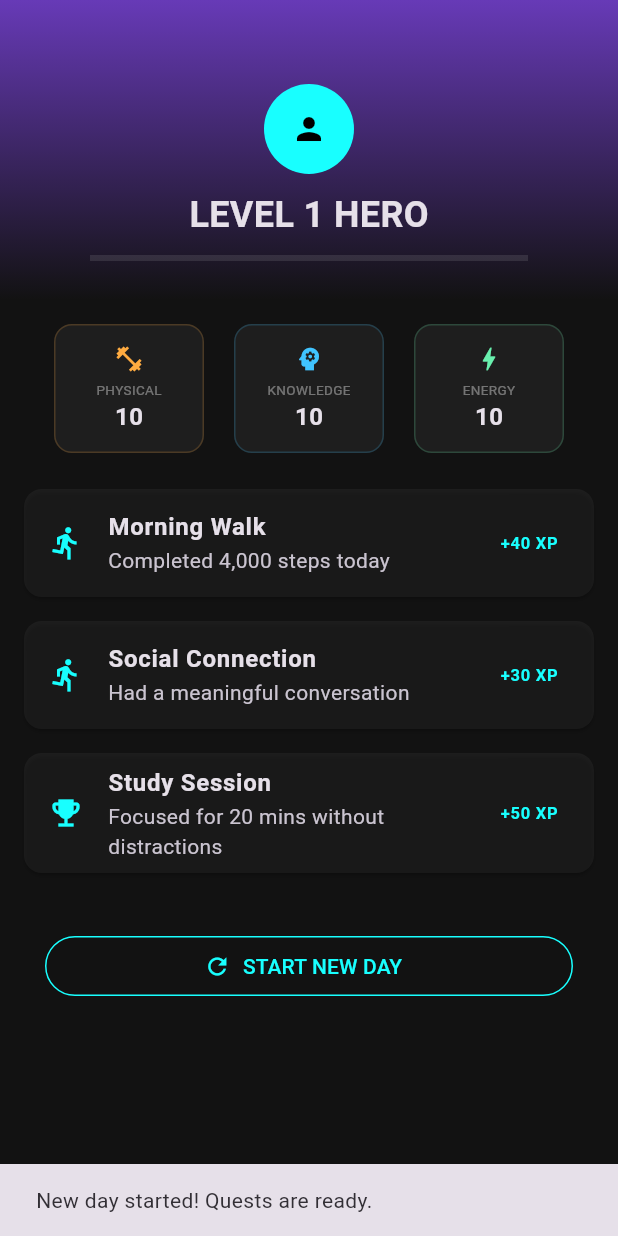
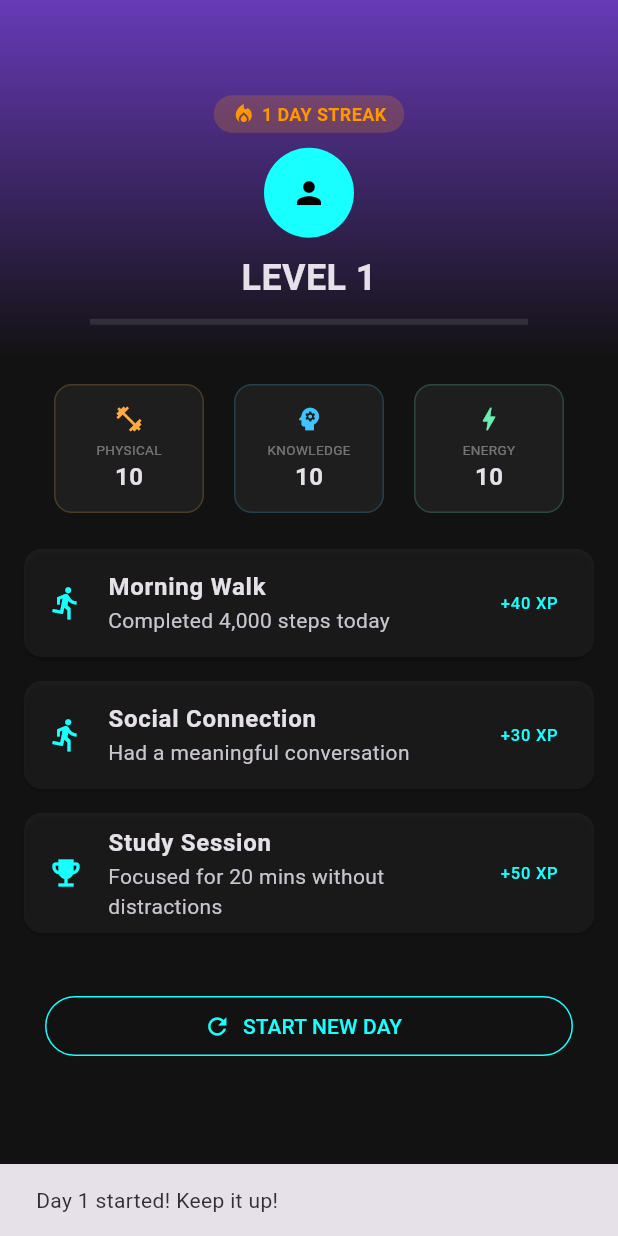
Before and after one commit to Naomi002/life_quest, a Flutter app: the screen it shows after launch, after a tap on "START NEW DAY", on a phone screen of 412 x 824 dp. Run offline on Flutter 3.47's test engine with Material 3 defaults, Android fonts, the phone set to English and light mode, and no system bars; our stand-ins replace shared_preferences.

Commit message:
feat: added persistent daily streak counter

```diff
--- a/lib/main.dart
+++ b/lib/main.dart
@@ -31,6 +31,7 @@ class _GameDashboardState extends State<GameDashboard> {
   int _xp = 0;
   int _level = 1;
   int _focusProgress = 0;
+  int _streak = 0; // New Streak Variable
   final int _xpPerLevel = 100;
 
   // Real-Life Attribute Labels
@@ -59,6 +60,7 @@ class _GameDashboardState extends State<GameDashboard> {
       _physical = prefs.getInt('physical') ?? 10;
       _knowledge = prefs.getInt('knowledge') ?? 10;
       _energy = prefs.getInt('energy') ?? 10;
+      _streak = prefs.getInt('streak') ?? 0; // Load Streak
     });
   }
 
@@ -69,6 +71,7 @@ class _GameDashboardState extends State<GameDashboard> {
     await prefs.setInt('physical', _physical);
     await prefs.setInt('knowledge', _knowledge);
     await prefs.setInt('energy', _energy);
+    await prefs.setInt('streak', _streak); // Save Streak
   }
 
   // --- NEW DAY RESET ---
@@ -77,10 +80,11 @@ class _GameDashboardState extends State<GameDashboard> {
       for (var quest in _quests) {
         quest['isDone'] = false;
       }
+      _streak += 1; // Increase Streak
     });
-    _saveStats(); // Save the fact that quests are now active again
+    _saveStats();
     ScaffoldMessenger.of(context).showSnackBar(
-      const SnackBar(content: Text("New day started! Quests are ready.")),
+      SnackBar(content: Text("Day $_streak started! Keep it up!")),
     );
   }
 
@@ -88,7 +92,6 @@ class _GameDashboardState extends State<GameDashboard> {
   void _handleQuestTap(int index) {
     setState(() {
       if (_quests[index]['isDone']) {
-        // UNDO Logic: Click again to remove the checkmark
         _quests[index]['isDone'] = false;
         _xp -= _quests[index]['xp'] as int;
 
@@ -98,7 +101,6 @@ class _GameDashboardState extends State<GameDashboard> {
 
         if (_xp < 0) _xp = 0;
       } else {
-        // DO THE WORK Logic
         if (_quests[index]['type'] == 'boss') {
           _startFocusChallenge();
         } else {
@@ -138,16 +140,12 @@ class _GameDashboardState extends State<GameDashboard> {
           children: [
             const Icon(Icons.stars, color: Colors.amber, size: 80),
             const SizedBox(height: 20),
-            const Text("LEVEL UP!", style: TextStyle(fontSize: 28, fontWeight: FontWeight.bold, color: Colors.amber, letterSpacing: 2)),
-            const SizedBox(height: 10),
+            const Text("LEVEL UP!", style: TextStyle(fontSize: 28, fontWeight: FontWeight.bold, color: Colors.amber)),
             Text("You reached Level $_level", style: const TextStyle(fontSize: 18)),
           ],
         ),
         actions: [
-          TextButton(
-            onPressed: () => Navigator.pop(context),
-            child: const Text("CONTINUE", style: TextStyle(color: Colors.cyanAccent))
-          ),
+          TextButton(onPressed: () => Navigator.pop(context), child: const Text("CONTINUE", style: TextStyle(color: Colors.cyanAccent))),
         ],
       ),
     );
@@ -165,8 +163,6 @@ class _GameDashboardState extends State<GameDashboard> {
             mainAxisSize: MainAxisSize.min,
             children: [
               const Icon(Icons.psychology, size: 60, color: Colors.cyanAccent),
-              const SizedBox(height: 20),
-              const Text("Tap to build focus!", textAlign: TextAlign.center),
               const SizedBox(height: 20),
               LinearProgressIndicator(value: _focusProgress / 100, color: Colors.cyanAccent, backgroundColor: Colors.white10),
               const SizedBox(height: 10),
@@ -219,45 +215,44 @@ class _GameDashboardState extends State<GameDashboard> {
       backgroundColor: const Color(0xFF121212),
       body: CustomScrollView(
         slivers: [
-          // Header Section
           SliverAppBar(
-            expandedHeight: 200,
+            expandedHeight: 240,
             pinned: true,
             flexibleSpace: FlexibleSpaceBar(
               background: Container(
                 decoration: const BoxDecoration(
-                  gradient: LinearGradient(
-                    colors: [Colors.deepPurple, Color(0xFF121212)],
-                    begin: Alignment.topCenter,
-                    end: Alignment.bottomCenter
-                  ),
+                  gradient: LinearGradient(colors: [Colors.deepPurple, Color(0xFF121212)], begin: Alignment.topCenter, end: Alignment.bottomCenter),
                 ),
                 child: Column(
                   mainAxisAlignment: MainAxisAlignment.center,
                   children: [
-                    const SizedBox(height: 40),
-                    const CircleAvatar(
-                      radius: 30,
-                      backgroundColor: Colors.cyanAccent,
-                      child: Icon(Icons.person, color: Colors.black)
+                    const SizedBox(height: 50),
+                    // Streak Display
+                    Container(
+                      padding: const EdgeInsets.symmetric(horizontal: 12, vertical: 4),
+                      decoration: BoxDecoration(color: Colors.orange.withOpacity(0.2), borderRadius: BorderRadius.circular(20)),
+                      child: Row(
+                        mainAxisSize: MainAxisSize.min,
+                        children: [
+                          const Icon(Icons.local_fire_department, color: Colors.orange, size: 16),
+                          const SizedBox(width: 4),
+                          Text("$_streak DAY STREAK", style: const TextStyle(color: Colors.orange, fontWeight: FontWeight.bold, fontSize: 12)),
+                        ],
+                      ),
                     ),
                     const SizedBox(height: 10),
-                    Text("LEVEL $_level HERO", style: const TextStyle(fontSize: 24, fontWeight: FontWeight.bold)),
+                    const CircleAvatar(radius: 30, backgroundColor: Colors.cyanAccent, child: Icon(Icons.person, color: Colors.black)),
+                    const SizedBox(height: 10),
+                    Text("LEVEL $_level", style: const TextStyle(fontSize: 24, fontWeight: FontWeight.bold)),
                     Padding(
                       padding: const EdgeInsets.symmetric(horizontal: 60, vertical: 10),
-                      child: LinearProgressIndicator(
-                        value: _xp / _xpPerLevel,
-                        color: Colors.cyanAccent,
-                        backgroundColor: Colors.white10
-                      ),
+                      child: LinearProgressIndicator(value: _xp / _xpPerLevel, color: Colors.cyanAccent, backgroundColor: Colors.white10),
                     ),
                   ],
                 ),
               ),
             ),
           ),
-
-          // Attributes Row
           SliverToBoxAdapter(
             child: Padding(
               padding: const EdgeInsets.all(16.0),
@@ -271,40 +266,32 @@ class _GameDashboardState extends State<GameDashboard> {
               ),
             ),
           ),
-
-          // Quest List
           SliverList(
             delegate: SliverChildBuilderDelegate(
               (context, i) => Card(
                 margin: const EdgeInsets.symmetric(horizontal: 16, vertical: 8),
                 color: _quests[i]['isDone'] ? Colors.green.withOpacity(0.1) : Colors.white.withOpacity(0.05),
-                shape: RoundedRectangleBorder(borderRadius: BorderRadius.circular(12)),
                 child: ListTile(
-                  leading: Icon(
-                    _quests[i]['type'] == 'boss' ? Icons.emoji_events : Icons.directions_run,
-                    color: _quests[i]['isDone'] ? Colors.green : Colors.cyanAccent
-                  ),
+                  leading: Icon(_quests[i]['type'] == 'boss' ? Icons.emoji_events : Icons.directions_run, color: _quests[i]['isDone'] ? Colors.green : Colors.cyanAccent),
                   title: Text(_quests[i]['title'], style: const TextStyle(fontWeight: FontWeight.bold)),
                   subtitle: Text(_quests[i]['desc']),
                   trailing: _quests[i]['isDone']
                     ? const Icon(Icons.check_circle, color: Colors.green)
-                    : Text("+${_quests[i]['xp']} XP", style: const TextStyle(color: Colors.cyanAccent, fontWeight: FontWeight.bold)),
+                    : Text("+${_quests[i]['xp']} XP", style: const TextStyle(color: Colors.cyanAccent)),
                   onTap: () => _handleQuestTap(i),
                 ),
               ),
               childCount: _quests.length,
             ),
           ),
-
-          // Action Button
           SliverToBoxAdapter(
             child: Padding(
               padding: const EdgeInsets.all(30.0),
               child: OutlinedButton.icon(
                 onPressed: _resetQuests,
-                icon: const Icon(Icons.refresh, color: Colors.cyanAccent),
-                label: const Text("START NEW DAY", style: TextStyle(color: Colors.cyanAccent)),
-                style: OutlinedButton.styleFrom(side: const BorderSide(color: Colors.cyanAccent)),
+                icon: const Icon(Icons.refresh),
+                label: const Text("START NEW DAY"),
+                style: OutlinedButton.styleFrom(foregroundColor: Colors.cyanAccent, side: const BorderSide(color: Colors.cyanAccent)),
               ),
             ),
           ),
```
